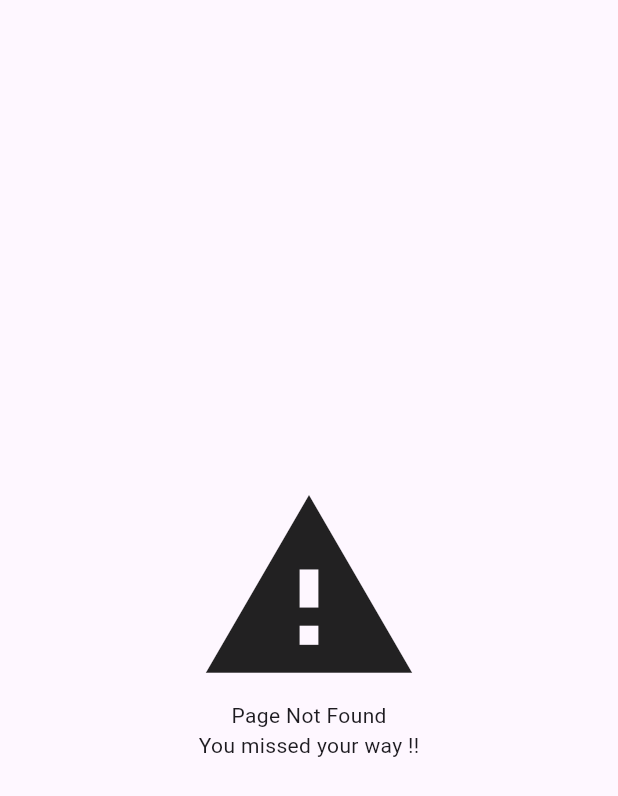
After one commit to ahmedabdeen74/Meal-Planner-App, a Flutter app: the UnknownRoute screen opened by its route, on a phone screen of 412 x 824 dp. The commit adds this screen. Shown: the top 796 px of the screen. Run offline on Flutter 3.47's test engine with Material 3 defaults, Android fonts, the phone set to English and light mode, and no system bars; our stand-ins replace bloc, cached_network_image, card_swiper, cloud_firestore, connectivity_plus, dartz and 17 more; accounts and stored records are empty; network calls fail.

Commit message:
edit in routing

```diff
--- /dev/null
+++ b/lib/core/utility/routers/app_router.dart
@@ -0,0 +1,164 @@
+import 'package:flutter/material.dart';
+import 'package:flutter_bloc/flutter_bloc.dart';
+import 'package:meal_planner/core/utility/di/service_locator.dart';
+import 'package:meal_planner/core/utility/routers/unknown_router.dart';
+import 'package:meal_planner/features/auth/auth_view.dart';
+import 'package:meal_planner/features/auth/presentation/views/sign_in_view.dart';
+import 'package:meal_planner/features/auth/presentation/views/sign_up_view.dart';
+import 'package:meal_planner/features/calendar/presentation/views/calendar_view.dart';
+import 'package:meal_planner/features/explore/data/repo/explore_repo_impl.dart';
+import 'package:meal_planner/features/explore/presentation/view_models/filter_cubits/fetch_filter_area_cubit.dart';
+import 'package:meal_planner/features/explore/presentation/view_models/filter_cubits/fetch_filter_category_cubit.dart';
+import 'package:meal_planner/features/explore/presentation/views/explore_view.dart';
+import 'package:meal_planner/features/explore/presentation/views/explore_view_details.dart';
+import 'package:meal_planner/features/favourite/presentation/views/favourite_view.dart';
+import 'package:meal_planner/features/home/presentation/views/home_view.dart';
+import 'package:meal_planner/features/search/presentation/views/search_result_view.dart';
+import 'package:meal_planner/features/search/presentation/views/search_view.dart';
+import 'package:meal_planner/features/splash/presentation/views/splash_view.dart';
+
+class AppRouter {
+  ///[navigatorKey] is the global NavigatorState key
+  static final GlobalKey<NavigatorState> navigatorKey =
+      GlobalKey<NavigatorState>();
+  static const kAuthView = "/auth_view";
+  static const kLoginView = "/login_view";
+  static const kSignupView = "/signup_view";
+  static const kHomeView = "/home_view";
+  static const kSearchView = "/search_view";
+  static const kMealDetails = "/meal_view";
+  static const kFavouriteView = "/fav_view";
+  static const kCalendarView = "/calendar_view";
+  static const kExploreView = "/explore_view";
+  static const kSettingsView = "/settings_view";
+  static const kSearchResultView = "/search_result_view";
+  static const kExploreViewDetails = "/explore_details_view";
+
+  static Route<dynamic> onGenerateRoute(RouteSettings settings) {
+    switch (settings.name) {
+      // Splash
+      case '/':
+        return MaterialPageRoute(
+          builder: (_) => const SplashView(),
+          settings: settings,
+        );
+
+      // Auth
+      case kAuthView:
+        return MaterialPageRoute(
+          builder: (_) => const AuthView(),
+          settings: settings,
+        );
+      case kLoginView:
+        return MaterialPageRoute(
+          builder: (_) => const SignInView(),
+          settings: settings,
+        );
+      case kSignupView:
+        return MaterialPageRoute(
+          builder: (_) => const SignUpView(),
+          settings: settings,
+        );
+
+      // Home
+      case kHomeView:
+        return MaterialPageRoute(
+          builder: (_) => const HomeView(),
+          settings: settings,
+        );
+
+      // Calendar
+      case kCalendarView:
+        return MaterialPageRoute(
+          builder: (_) => const CalendarView(),
+          settings: settings,
+        );
+
+      // Favourite
+      case kFavouriteView:
+        return MaterialPageRoute(
+          builder: (_) => const FavouriteView(),
+          settings: settings,
+        );
+
+      // Explore
+      case kExploreView:
+        return MaterialPageRoute(
+          builder: (_) => const ExploreView(),
+          settings: settings,
+        );
+
+      // Search
+      case kSearchView:
+        return MaterialPageRoute(
+          builder: (_) => const SearchView(),
+          settings: settings,
+        );
+
+      // Search Result
+      case kSearchResultView:
+        final mealName = settings.arguments as String;
+        return MaterialPageRoute(
+          builder: (_) => SearchResultView(mealName: mealName),
+          settings: settings,
+        );
+
+      // Explore Details
+      case kExploreViewDetails:
+        final extra = settings.arguments as Map<String, dynamic>;
+        final isCategory = extra['isCategory'] as bool;
+        final name = extra['name'] as String;
+
+        return MaterialPageRoute(
+          builder: (_) => MultiBlocProvider(
+            providers: [
+              BlocProvider(
+                create: (_) =>
+                    FetchFilterCategoryCubit(getIt<ExploreRepoImpl>()),
+              ),
+              BlocProvider(
+                create: (_) => FetchFilterAreaCubit(getIt<ExploreRepoImpl>()),
+              ),
+            ],
+            child: ExploreViewDetails(isCategory: isCategory, name: name),
+          ),
+          settings: settings,
+        );
+
+      default:
+        return unknownRoute;
+    }
+  }
+
+  static Route get unknownRoute =>
+      MaterialPageRoute(builder: (_) => const UnknownRoute());
+
+  static Future<Object?>? to(String route, {Object? arguments}) async {
+    return await navigatorKey.currentState?.pushNamed(
+      route,
+      arguments: arguments,
+    );
+  }
+
+  static Future<Object?>? toReplacement(String route, {Object? arguments}) {
+    return navigatorKey.currentState?.pushReplacementNamed(
+      route,
+      arguments: arguments,
+    );
+  }
+
+  static Future<Object?>? toAndRemoveUntil(
+    String route, {
+    Object? arguments,
+  }) async {
+    return await navigatorKey.currentState?.pushNamedAndRemoveUntil(
+      route,
+      (route) => false,
+      arguments: arguments,
+    );
+  }
+
+  static void pop([Object? result]) {
+    navigatorKey.currentState?.pop(result);
+  }
+}
--- /dev/null
+++ b/lib/core/utility/routers/unknown_router.dart
@@ -0,0 +1,32 @@
+import 'package:flutter/material.dart';
+import 'package:meal_planner/config/app_helper/app_extention.dart';
+
+class UnknownRoute extends StatelessWidget {
+  const UnknownRoute({
+    super.key,
+  });
+
+  @override
+  Widget build(BuildContext context) {
+    return Scaffold(
+      body: SizedBox(
+        height: context.height,
+        width: context.width,
+        child: const Column(
+          mainAxisAlignment: MainAxisAlignment.center,
+          crossAxisAlignment: CrossAxisAlignment.center,
+          children: [
+            Icon(
+              Icons.warning,
+              size: 150,
+            ),
+            Text(
+              'Page Not Found',
+            ),
+            Text('You missed your way !!'),
+          ],
+        ),
+      ),
+    );
+  }
+}
--- a/lib/features/home/domain/use_case/fetch_meals_use_case.dart
+++ b/lib/features/home/domain/use_case/fetch_meals_use_case.dart
@@ -4,9 +4,7 @@ import 'package:meal_planner/core/utility/use_case/use_case.dart';
 import 'package:meal_planner/features/home/data/models/meal_model/meal.dart';
 import 'package:meal_planner/features/home/domain/repo/home_repo.dart';
 
-// clean architecture use case class
-// ممكن امشيها  mvvm بس
-// مش لازم اعمل  use case لكل حاجة
+
 class FetchMealsUseCase extends UseCase<List<Meal>, int> {
   final HomeRepo homeRepo;
 
--- a/lib/features/home/presentation/views/widgets/custom_container_card.dart
+++ b/lib/features/home/presentation/views/widgets/custom_container_card.dart
@@ -1,5 +1,4 @@
 import 'package:flutter/material.dart';
-import 'package:meal_planner/core/utility/assets.dart';
 import 'package:meal_planner/core/utility/styles.dart';
 
 class CustomContainerCard extends StatelessWidget {
--- a/pubspec.yaml
+++ b/pubspec.yaml
@@ -57,6 +57,7 @@ dependencies:
   flutter_image_compress: ^2.1.0
   connectivity_plus: ^6.0.5
   gap: ^3.0.1
+  intl: ^0.20.2
 
 dev_dependencies:
 
```
Also changed, not shown: lib/config/app_helper/app_extention.dart (+69 -13 lines), lib/config/app_helper/app_formats.dart (+7 -23 lines), lib/core/utility/di/service_locator.dart (+24 -0 lines), lib/features/home/inject_home.dart (+38 -5 lines), lib/features/home/presentation/views/home_view.dart (+5 -3 lines), lib/features/home/presentation/views/widgets/custom_card_swiper.dart (+3 -4 lines), lib/features/splash/presentation/views/widgets/splash_view_body.dart (+6 -3 lines), lib/main.dart (+11 -16 lines), pubspec.lock.
